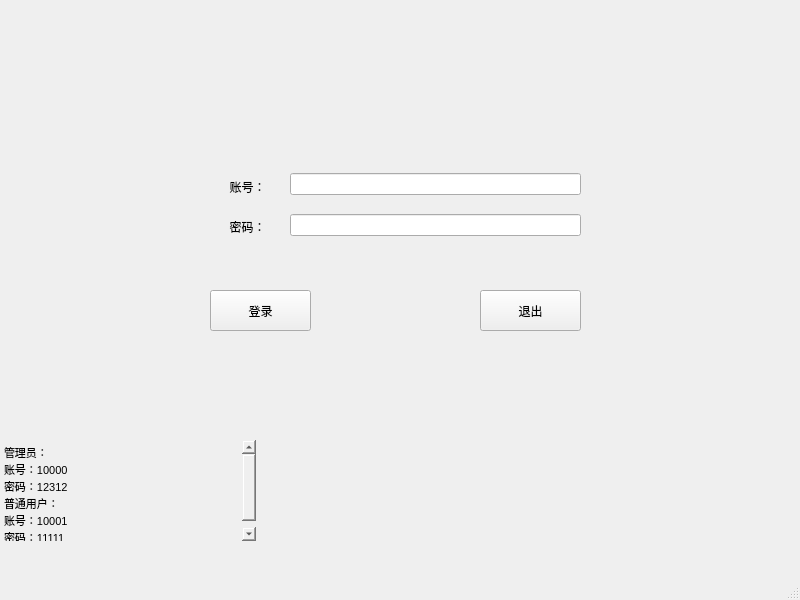
Old version of the form login.ui in the repository ClarkKenty/QT-C-.
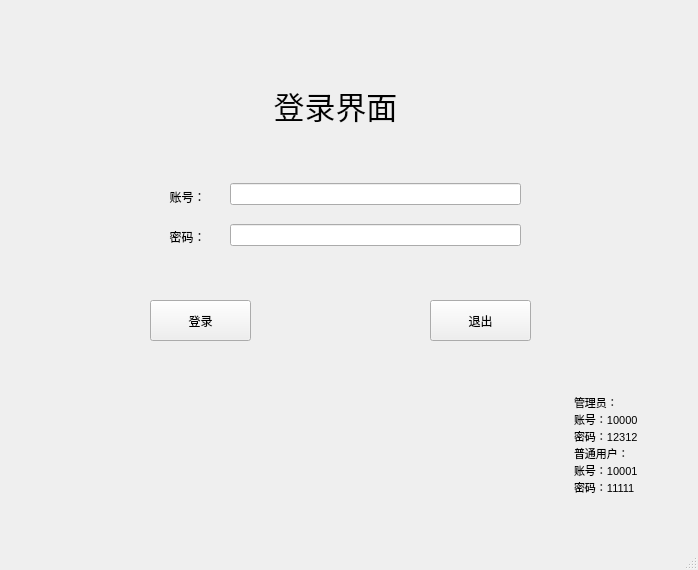
New version of the form.

```diff
--- a/login.ui
+++ b/login.ui
@@ -6,19 +6,22 @@
    <rect>
     <x>0</x>
     <y>0</y>
-    <width>800</width>
-    <height>600</height>
+    <width>698</width>
+    <height>570</height>
    </rect>
   </property>
   <property name="windowTitle">
    <string>Login</string>
   </property>
+  <property name="styleSheet">
+   <string notr="true"/>
+  </property>
   <widget class="QWidget" name="centralwidget">
    <widget class="QLabel" name="label">
     <property name="geometry">
      <rect>
-      <x>210</x>
-      <y>170</y>
+      <x>150</x>
+      <y>180</y>
       <width>75</width>
       <height>34</height>
      </rect>
@@ -40,8 +43,8 @@
    <widget class="QLabel" name="label_2">
     <property name="geometry">
      <rect>
-      <x>210</x>
-      <y>210</y>
+      <x>150</x>
+      <y>220</y>
       <width>75</width>
       <height>34</height>
      </rect>
@@ -63,8 +66,8 @@
    <widget class="QPushButton" name="Login_Button">
     <property name="geometry">
      <rect>
-      <x>210</x>
-      <y>290</y>
+      <x>150</x>
+      <y>300</y>
       <width>101</width>
       <height>41</height>
      </rect>
@@ -76,8 +79,8 @@
    <widget class="QPushButton" name="pushButton_2">
     <property name="geometry">
      <rect>
-      <x>480</x>
-      <y>290</y>
+      <x>430</x>
+      <y>300</y>
       <width>101</width>
       <height>41</height>
      </rect>
@@ -89,8 +92,8 @@
    <widget class="QWidget" name="layoutWidget">
     <property name="geometry">
      <rect>
-      <x>290</x>
-      <y>160</y>
+      <x>230</x>
+      <y>170</y>
       <width>291</width>
       <height>91</height>
      </rect>
@@ -115,10 +118,10 @@
    <widget class="QTextBrowser" name="textBrowser">
     <property name="geometry">
      <rect>
-      <x>0</x>
-      <y>440</y>
-      <width>256</width>
-      <height>101</height>
+      <x>570</x>
+      <y>390</y>
+      <width>111</width>
+      <height>111</height>
      </rect>
     </property>
     <property name="styleSheet">
@@ -141,6 +144,27 @@
 &lt;p style=&quot; margin-top:0px; margin-bottom:0px; margin-left:0px; margin-right:0px; -qt-block-indent:0; text-indent:0px;&quot;&gt;&lt;span style=&quot; font-size:8pt;&quot;&gt;密码：11111&lt;/span&gt;&lt;/p&gt;&lt;/body&gt;&lt;/html&gt;</string>
     </property>
    </widget>
+   <widget class="QLabel" name="label_3">
+    <property name="geometry">
+     <rect>
+      <x>150</x>
+      <y>70</y>
+      <width>371</width>
+      <height>71</height>
+     </rect>
+    </property>
+    <property name="font">
+     <font>
+      <pointsize>23</pointsize>
+     </font>
+    </property>
+    <property name="text">
+     <string>登录界面</string>
+    </property>
+    <property name="alignment">
+     <set>Qt::AlignCenter</set>
+    </property>
+   </widget>
   </widget>
   <widget class="QMenuBar" name="menubar">
    <property name="geometry">
```
Left out of the diff: 4 changed lines with no effect on the pictures.
